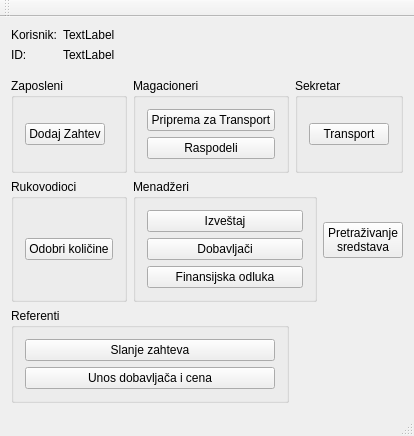
Above: mainwindow.ui from zivke/nabavke before the change. Below: the same form after it.
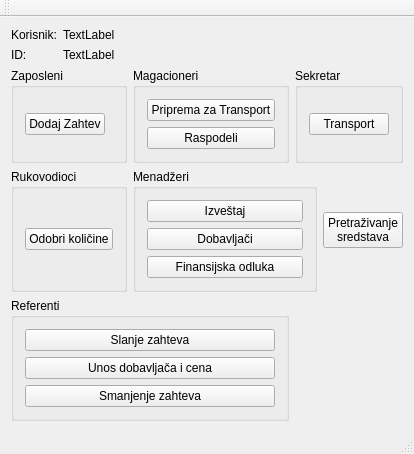
That is the form after the change.

What changed in the file:
```diff
--- a/mainwindow.ui
+++ b/mainwindow.ui
@@ -6,7 +6,7 @@
    <rect>
     <x>0</x>
     <y>0</y>
-    <width>341</width>
+    <width>355</width>
     <height>436</height>
    </rect>
   </property>
@@ -191,6 +191,13 @@
          </property>
         </widget>
        </item>
+       <item>
+        <widget class="QPushButton" name="btnSmanjenje">
+         <property name="text">
+          <string>Smanjenje zahteva</string>
+         </property>
+        </widget>
+       </item>
       </layout>
      </widget>
     </item>
```
Left out of the diff: 2 changed lines with no effect on the pictures.
